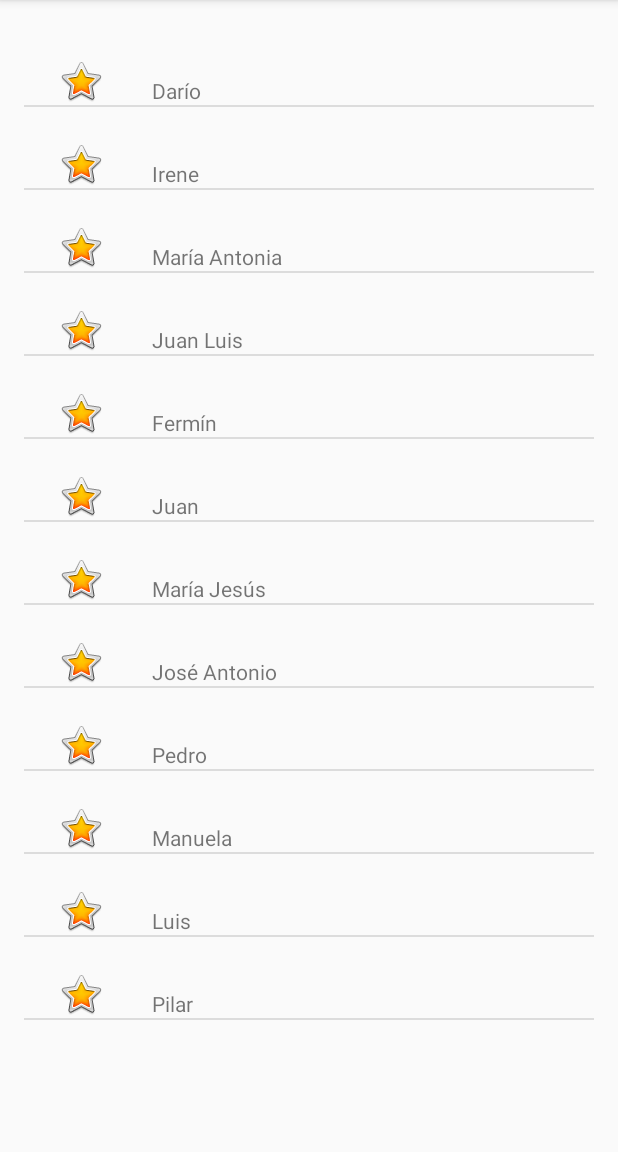
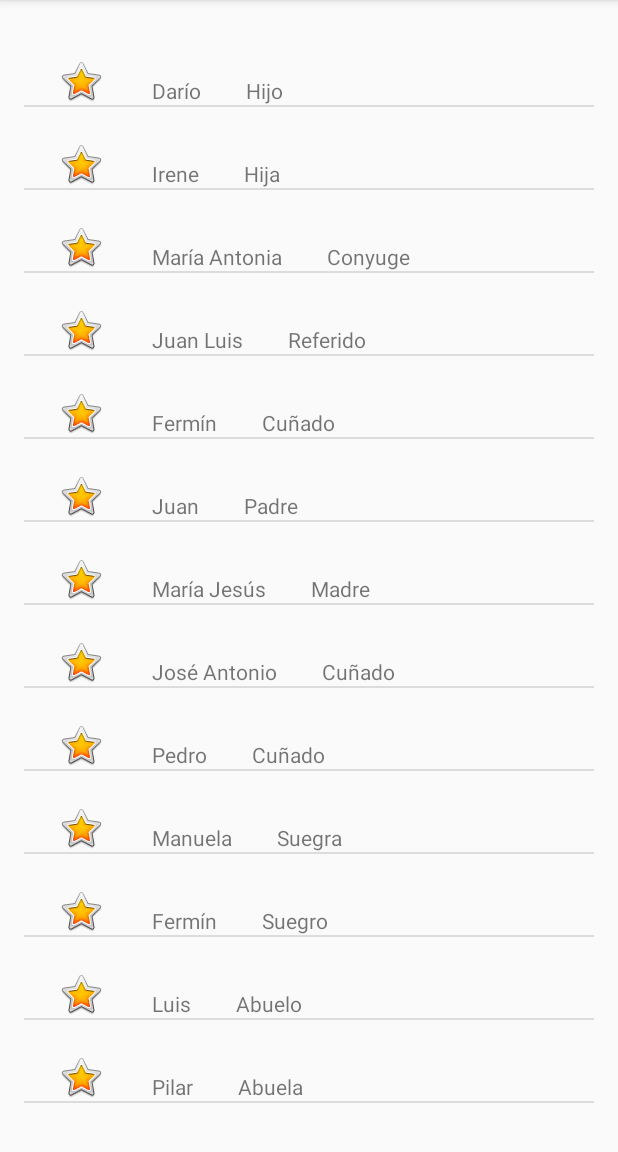
Before and after one commit to juanlucode/android_lab, an Android app: the screen it shows after launch (MainActivity), on a phone screen of 412 x 824 dp, the part 84-1236 px from its top. Run offline under Robolectric (Android 15) with nearby library versions, the phone set to English and light mode, and no system bars.

Commit message:
Listas mejorado y ampliado

```diff
--- /dev/null
+++ b/Listas/app/src/main/java/es/com/blogspot/juanlucode/listas/Familiar.java
@@ -0,0 +1,31 @@
+package es.com.blogspot.juanlucode.listas;
+
+/**
+ * Created by juanluis on 1/02/17.
+ */
+
+public final class Familiar {
+    private String nombre;
+    private String parentesco;
+
+    public Familiar(String nombre, String parentesco) {
+        this.nombre = nombre;
+        this.parentesco = parentesco;
+    }
+
+    public String getNombre() {
+        return nombre;
+    }
+
+    public void setNombre(String nombre) {
+        this.nombre = nombre;
+    }
+
+    public String getParentesco() {
+        return parentesco;
+    }
+
+    public void setParentesco(String parentesco) {
+        this.parentesco = parentesco;
+    }
+}
--- a/Listas/app/src/main/java/es/com/blogspot/juanlucode/listas/MainActivity.java
+++ b/Listas/app/src/main/java/es/com/blogspot/juanlucode/listas/MainActivity.java
@@ -1,14 +1,10 @@
 package es.com.blogspot.juanlucode.listas;
 
-import android.database.DataSetObserver;
 import android.support.v7.app.AppCompatActivity;
 import android.os.Bundle;
 import android.view.View;
-import android.view.ViewGroup;
-import android.widget.Adapter;
 import android.widget.AdapterView;
 import android.widget.ArrayAdapter;
-import android.widget.ListAdapter;
 import android.widget.ListView;
 import android.widget.Toast;
 
@@ -18,8 +14,8 @@ import java.util.List;
 public class MainActivity extends AppCompatActivity {
 
     private ListView listaListView;
-    private List<String> nombres;
-    private ArrayAdapter<String> arrayAdapter;
+    private List<Familiar> familia;
+    private ArrayAdapter<Familiar> arrayAdapter;
     private MyAdapter myAdapter;
 
 
@@ -28,32 +24,36 @@ public class MainActivity extends AppCompatActivity {
         super.onCreate(savedInstanceState);
         setContentView(R.layout.activity_main);
 
+        // Datos a mostrar
+        familia = new ArrayList<Familiar>();
+        familia.add(new Familiar("Darío", "Hijo"));
+        familia.add(new Familiar("Irene", "Hija"));
+        familia.add(new Familiar("María Antonia", "Conyuge"));
+        familia.add(new Familiar("Juan Luis", "Referido"));
+        familia.add(new Familiar("Fermín", "Cuñado"));
+        familia.add(new Familiar("Juan", "Padre"));
+        familia.add(new Familiar("María Jesús", "Madre"));
+        familia.add(new Familiar("José Antonio", "Cuñado"));
+        familia.add(new Familiar("Pedro", "Cuñado"));
+        familia.add(new Familiar("Manuela", "Suegra"));
+        familia.add(new Familiar("Fermín", "Suegro"));
+        familia.add(new Familiar("Luis", "Abuelo"));
+        familia.add(new Familiar("Pilar", "Abuela"));
+
+        // Recuperar control del layout
         listaListView = (ListView) findViewById(R.id.listaListView);
 
-        nombres = new ArrayList<String>();
-        nombres.add("Darío");
-        nombres.add("Irene");
-        nombres.add("María Antonia");
-        nombres.add("Juan Luis");
-        nombres.add("Fermín");
-        nombres.add("Juan");
-        nombres.add("María Jesús");
-        nombres.add("José Antonio");
-        nombres.add("Pedro");
-        nombres.add("Manuela");
-        nombres.add("Luis");
-        nombres.add("Pilar");
-
-        // arrayAdapter = new ArrayAdapter<String>(this,android.R.layout.simple_list_item_1 ,nombres );
-        myAdapter = new MyAdapter(this,R.layout.lista_mejorada_layout, nombres);
-
-        //listaListView.setAdapter(arrayAdapter);
+        // Asociamos un adaptador de datos a la vist
+        // El adaptador asocia un layout de elemento de lista
+        // con los datos a mostrar
+        myAdapter = new MyAdapter(this,R.layout.lista_mejorada_layout, familia);
         listaListView.setAdapter(myAdapter);
 
+        // evento de pulsación sobre elemento de lista
         listaListView.setOnItemClickListener(new AdapterView.OnItemClickListener() {
             @Override
             public void onItemClick(AdapterView<?> parent, View view, int position, long id) {
-                Toast.makeText(MainActivity.this, nombres.get(position) ,Toast.LENGTH_LONG).show();
+                Toast.makeText(MainActivity.this, familia.get(position).getParentesco() ,Toast.LENGTH_SHORT).show();
             }
         });
     }
--- a/Listas/app/src/main/java/es/com/blogspot/juanlucode/listas/MyAdapter.java
+++ b/Listas/app/src/main/java/es/com/blogspot/juanlucode/listas/MyAdapter.java
@@ -9,28 +9,40 @@ import android.widget.TextView;
 
 import java.util.List;
 
+/*
+Clase MyAdapter:
+Es una clase que extiende a BaseAdapter
+siendo una personalización del tipo de
+elementos que contendrá el ListView al que
+se le relacionará.
+ */
 public class MyAdapter extends BaseAdapter {
 
 
-    List<String> names;
-    Context context;
-    int layout;
+    // Variables a tratar:
+
+    // datos
+    private List<Familiar> miembros;
+    // contexto donde aparecerá el ListView
+    private Context context;
+    // referencia al layout descriptor de cada elemento
+    private int layout;
 
     // CONSTRUCTOR
-    public MyAdapter(Context context, int layout, List<String> names){
+    public MyAdapter(Context context, int layout, List<Familiar> miembros){
         this.context = context;
         this.layout = layout;
-        this.names = names;
+        this.miembros = miembros;
     }
 
     @Override
     public int getCount() {
-        return this.names.size();
+        return this.miembros.size();
     }
 
     @Override
     public Object getItem(int position) {
-        return names.get(position);
+        return miembros.get(position);
     }
 
     @Override
@@ -41,19 +53,40 @@ public class MyAdapter extends BaseAdapter {
     @Override
     public View getView(int position, View convertView, ViewGroup viewGroup) {
 
-        View v = convertView;
+        // Este método es el encargado de devolver el elemento a renderizar
+        // en pantalla. Hay que tener en cuenta que aunque el elemento salga
+        // de pantalla, por ejemplo, al ser desplazado por un scrollBar, seguirá
+        // estando renderizado. Para que el método de devolución de elemento sea
+        // óptimo, es necesario diferenciar entre elementos renderizados y no
+        // renderizados.
 
-        LayoutInflater layoutInflater = LayoutInflater.from(this.context);
-        v = layoutInflater.inflate(this.layout, null);
+        /*
+        Para manejo de elemento se utiliza el patron ViewHolder, que la encapsulación
+        del elemento dentro de una clase.
+         */
+        class HolderView{
+            TextView nombreTextView;
+            TextView parentescoTextView;
+        }
 
-        String currentName = names.get(position);
-        TextView textView = (TextView) v.findViewById(R.id.nombreTextView);
+        HolderView holderView;
 
-        textView.setText(currentName);
-
-        return v;
+        if ( convertView == null ){
+            LayoutInflater layoutInflater = LayoutInflater.from(this.context);
+            convertView = layoutInflater.inflate(this.layout, null);
+            holderView = new HolderView();
+            holderView.nombreTextView = (TextView) convertView.findViewById(R.id.nombreTextView);
+            holderView.nombreTextView.setText(miembros.get(position).getNombre());
+            holderView.parentescoTextView = (TextView) convertView.findViewById(R.id.parentescoTextView);
+            holderView.parentescoTextView.setText(miembros.get(position).getParentesco());
+            convertView.setTag(holderView);
+        } else {
+            holderView = (HolderView) convertView.getTag();
+        }
+        holderView.nombreTextView.setText(this.miembros.get(position).getNombre());
+        holderView.parentescoTextView.setText(this.miembros.get(position).getParentesco());
+        return convertView;
+    }
 
 
-
-    }
 }
--- a/Listas/app/src/main/res/layout/lista_mejorada_layout.xml
+++ b/Listas/app/src/main/res/layout/lista_mejorada_layout.xml
@@ -27,4 +27,15 @@
         android:layout_marginLeft="31dp"
         android:layout_marginStart="31dp"
         android:id="@+id/nombreTextView" />
+
+    <TextView
+        android:text="TextView"
+        android:layout_width="wrap_content"
+        android:layout_height="wrap_content"
+        android:layout_alignBottom="@+id/nombreTextView"
+        android:layout_toRightOf="@+id/nombreTextView"
+        android:layout_toEndOf="@+id/nombreTextView"
+        android:layout_marginLeft="30dp"
+        android:layout_marginStart="30dp"
+        android:id="@+id/parentescoTextView" />
 </RelativeLayout>
```
